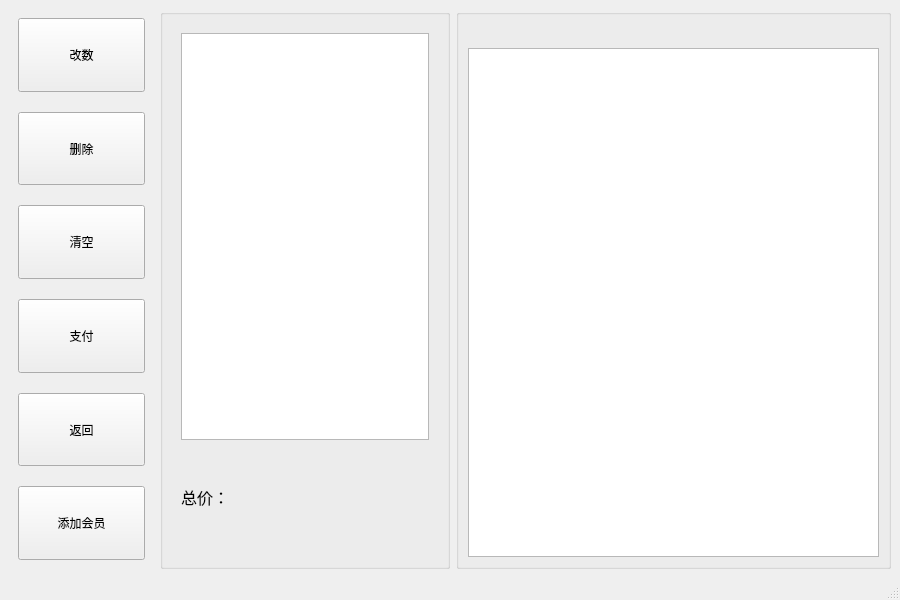
Before: the Qt Designer form src/Check/Check_Mainwindow.ui in Hong16-9/QT_SuperMarket, drawn with Qt 5.
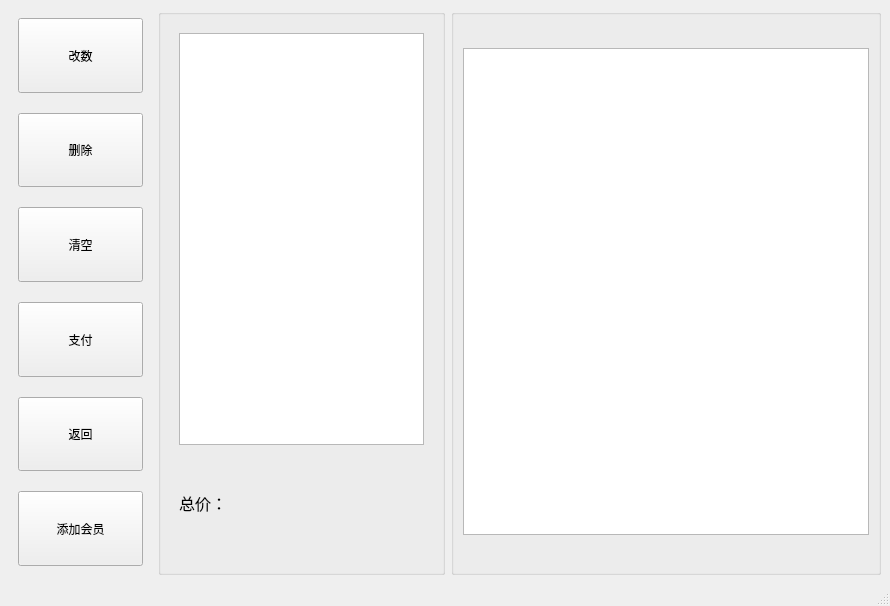
After: the same form once the commit is applied. Icons and pictures are not drawn.

```diff
--- a/src/Check/Check_Mainwindow.ui
+++ b/src/Check/Check_Mainwindow.ui
@@ -6,8 +6,8 @@
    <rect>
     <x>0</x>
     <y>0</y>
-    <width>900</width>
-    <height>600</height>
+    <width>890</width>
+    <height>606</height>
    </rect>
   </property>
   <property name="sizePolicy">
@@ -141,7 +141,7 @@
              <enum>QAbstractItemView::SelectionBehavior::SelectRows</enum>
             </property>
             <attribute name="horizontalHeaderVisible">
-             <bool>true</bool>
+             <bool>false</bool>
             </attribute>
             <attribute name="horizontalHeaderDefaultSectionSize">
              <number>57</number>
@@ -197,10 +197,41 @@
           </sizepolicy>
          </property>
          <property name="viewMode">
-          <enum>QListView::ViewMode::IconMode</enum>
+          <enum>QListView::ListMode</enum>
          </property>
         </widget>
        </item>
+       <item>
+        <layout class="QHBoxLayout" name="horizontalLayout_7">
+         <item>
+          <spacer name="horizontalSpacer">
+           <property name="orientation">
+            <enum>Qt::Horizontal</enum>
+           </property>
+           <property name="sizeHint" stdset="0">
+            <size>
+             <width>40</width>
+             <height>20</height>
+            </size>
+           </property>
+          </spacer>
+         </item>
+         <item>
+          <widget class="QPushButton" name="historyBtn">
+           <property name="toolTip">
+            <string>历史记录</string>
+           </property>
+           <property name="icon">
+            <iconset resource="../../Icon.qrc">
+             <normaloff>:/LogIn/icon/LogIn/history.png</normaloff>:/LogIn/icon/LogIn/history.png</iconset>
+           </property>
+           <property name="flat">
+            <bool>true</bool>
+           </property>
+          </widget>
+         </item>
+        </layout>
+       </item>
       </layout>
      </widget>
     </item>
```
Left out of the diff: 12 changed lines with no effect on the pictures.
